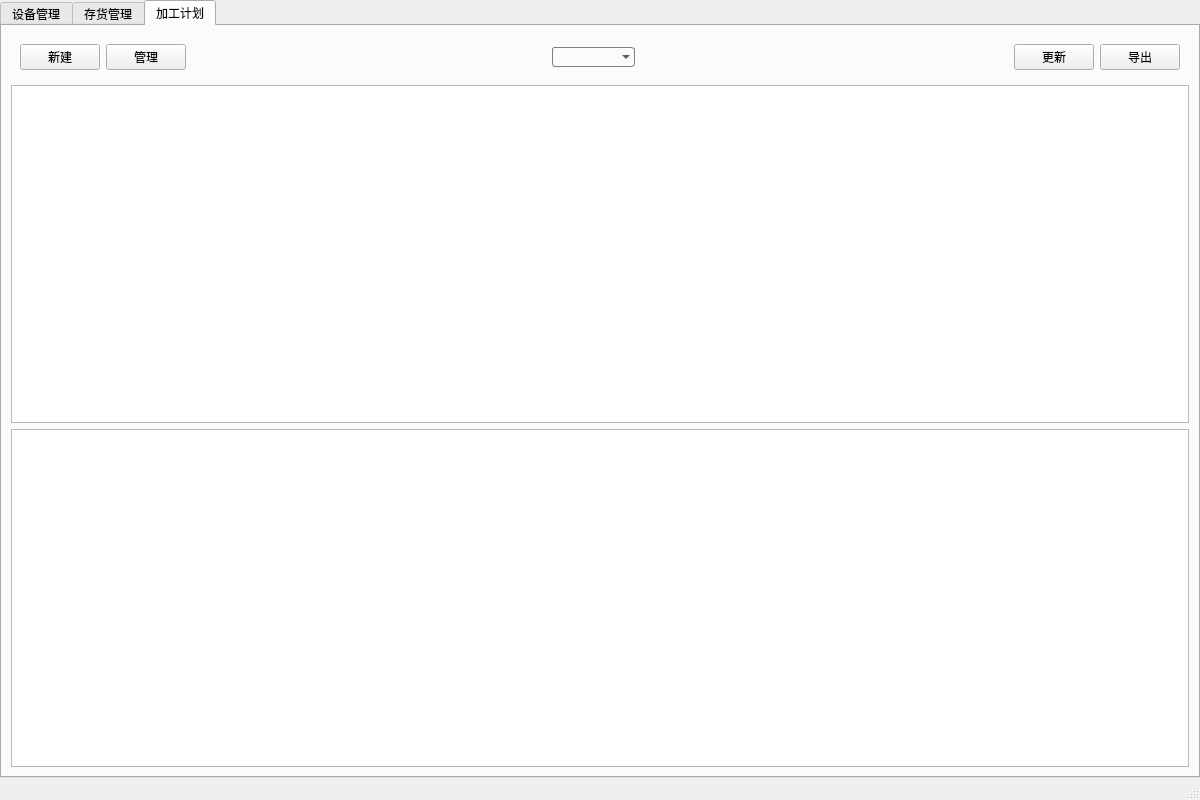
Above: mainwindow.ui from JunleU/product-planner before the change. Below: the same form after it.
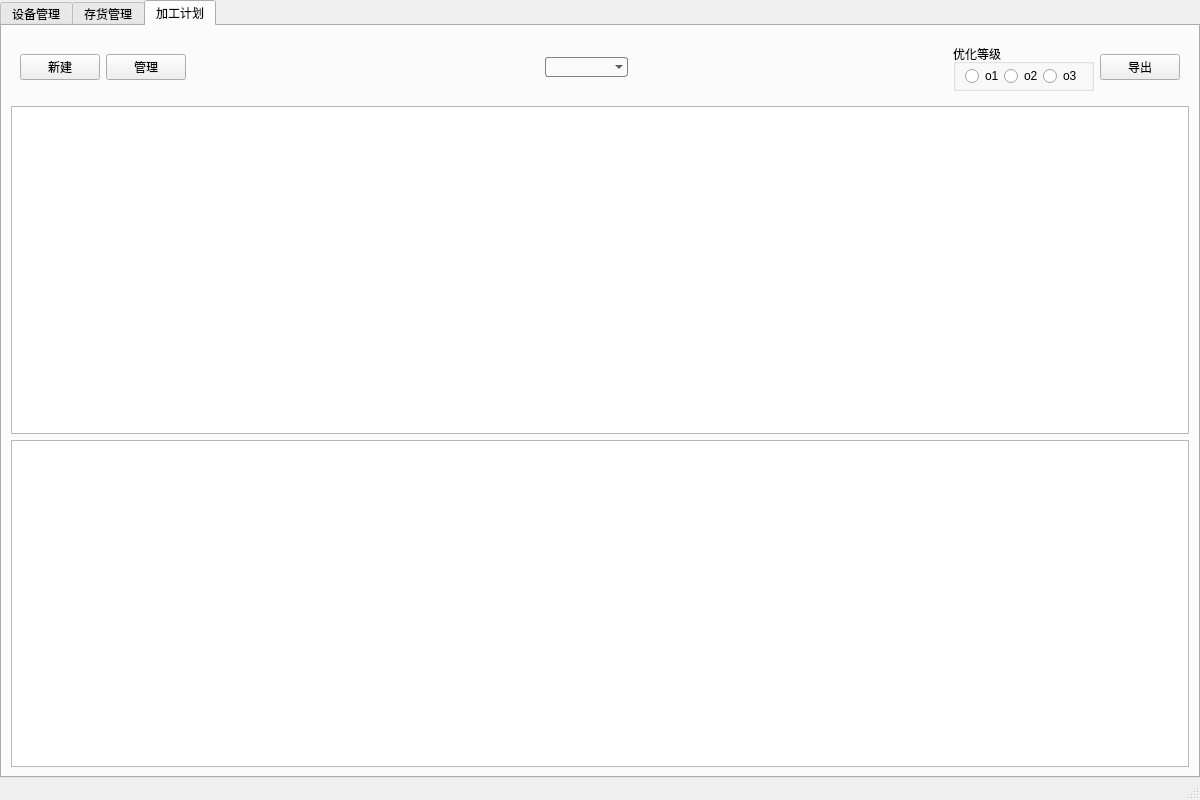
That is the form after the change. Icons and pictures are not drawn.

Commit message: 完成了o2和o3两种优化算法，实现三种算法切换

What changed in the file:
```diff
--- a/mainwindow.ui
+++ b/mainwindow.ui
@@ -302,6 +302,25 @@
              </property>
             </widget>
            </item>
+           <item>
+            <widget class="QPushButton" name="btn_update_plan">
+             <property name="autoFillBackground">
+              <bool>false</bool>
+             </property>
+             <property name="styleSheet">
+              <string notr="true">background-color: transparent;</string>
+             </property>
+             <property name="text">
+              <string/>
+             </property>
+             <property name="icon">
+              <iconset theme="QIcon::ThemeIcon::ViewRefresh"/>
+             </property>
+             <property name="flat">
+              <bool>true</bool>
+             </property>
+            </widget>
+           </item>
            <item>
             <spacer name="horizontalSpacer_2">
              <property name="orientation">
@@ -354,10 +373,42 @@
             </spacer>
            </item>
            <item>
-            <widget class="QPushButton" name="btn_update_plan">
-             <property name="text">
-              <string>更新</string>
+            <widget class="QGroupBox" name="gb_olel">
+             <property name="title">
+              <string>优化等级</string>
              </property>
+             <layout class="QHBoxLayout" name="horizontalLayout_3">
+              <property name="spacing">
+               <number>0</number>
+              </property>
+              <property name="topMargin">
+               <number>2</number>
+              </property>
+              <property name="bottomMargin">
+               <number>2</number>
+              </property>
+              <item>
+               <widget class="QRadioButton" name="rbo1">
+                <property name="text">
+                 <string>o1</string>
+                </property>
+               </widget>
+              </item>
+              <item>
+               <widget class="QRadioButton" name="rbo2">
+                <property name="text">
+                 <string>o2</string>
+                </property>
+               </widget>
+              </item>
+              <item>
+               <widget class="QRadioButton" name="rbo3">
+                <property name="text">
+                 <string>o3</string>
+                </property>
+               </widget>
+              </item>
+             </layout>
             </widget>
            </item>
            <item>
```
The commit also changes 10 other files.
